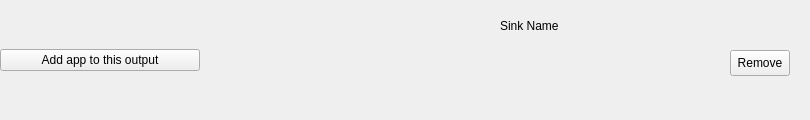
Above: RouteWidget.ui from skylineone044/simple-app-audio-router before the change. Below: the same form after it.
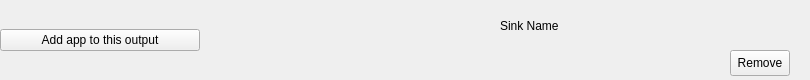
That is the form after the change.

Commit message: layout adjustments

Diff of the .ui file:
```diff
--- a/RouteWidget.ui
+++ b/RouteWidget.ui
@@ -7,7 +7,7 @@
     <x>0</x>
     <y>0</y>
     <width>810</width>
-    <height>120</height>
+    <height>80</height>
    </rect>
   </property>
   <property name="sizePolicy">
@@ -19,7 +19,7 @@
   <property name="minimumSize">
    <size>
     <width>810</width>
-    <height>120</height>
+    <height>80</height>
    </size>
   </property>
   <property name="windowTitle">
@@ -31,7 +31,7 @@
      <x>0</x>
      <y>10</y>
      <width>491</width>
-     <height>101</height>
+     <height>61</height>
     </rect>
    </property>
    <layout class="QVBoxLayout" name="verticalLayout">
@@ -59,6 +59,9 @@
         <height>16777215</height>
        </size>
       </property>
+      <property name="layoutDirection">
+       <enum>Qt::LeftToRight</enum>
+      </property>
       <property name="text">
        <string>Add app to this output</string>
       </property>
```
The commit also changes 1 other file.
